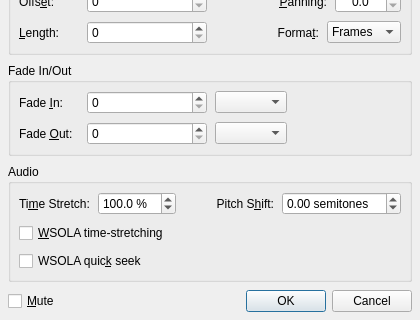
Before: the Qt Designer form src/qtractorClipForm.ui in rncbc/qtractor, drawn with Qt 5; both pictures show x 0 to 420 and y 220 to 540 of the 420 by 540 pixel window.
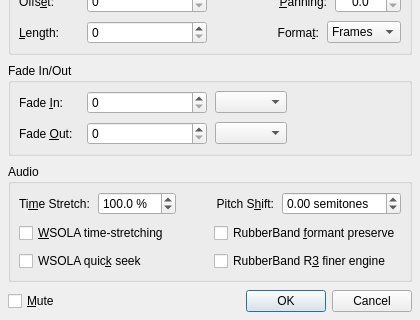
After: the same form once the commit is applied. Icons and pictures are not drawn. Custom widgets are drawn as their Qt base class.

Commit message: - Specific to (lib)RubberBand time-stretching and pitch-shifting,   formant preserve and finer (R3) engine processing are now added   to audio clip/playback options. (EXPERIMENTAL)

```diff
--- a/src/qtractorClipForm.ui
+++ b/src/qtractorClipForm.ui
@@ -571,7 +571,7 @@
         </property>
        </widget>
       </item>
-      <item row="1" column="0" colspan="4">
+      <item row="1" column="0" colspan="2">
        <widget class="QCheckBox" name="WsolaTimeStretchCheckBox">
         <property name="font">
          <font>
@@ -587,7 +587,23 @@
         </property>
        </widget>
       </item>
-      <item row="2" column="0" colspan="4">
+      <item row="1" column="3" colspan="2">
+       <widget class="QCheckBox" name="RubberBandFormantCheckBox">
+        <property name="font">
+         <font>
+          <weight>50</weight>
+          <bold>false</bold>
+         </font>
+        </property>
+        <property name="toolTip">
+         <string>Whether to use RubberBand formant preserve</string>
+        </property>
+        <property name="text">
+         <string>RubberBand &amp;formant preserve</string>
+        </property>
+       </widget>
+      </item>
+      <item row="2" column="0" colspan="2">
        <widget class="QCheckBox" name="WsolaQuickSeekCheckBox">
         <property name="font">
          <font>
@@ -603,6 +619,22 @@
         </property>
        </widget>
       </item>
+      <item row="2" column="3" colspan="2">
+       <widget class="QCheckBox" name="RubberBandFinerR3CheckBox">
+        <property name="font">
+         <font>
+          <weight>50</weight>
+          <bold>false</bold>
+         </font>
+        </property>
+        <property name="toolTip">
+         <string>Whether to use RubberBand R3 finer engine</string>
+        </property>
+        <property name="text">
+         <string>RubberBand R&amp;3 finer engine</string>
+        </property>
+       </widget>
+      </item>
      </layout>
     </widget>
    </item>
```
Left out of the diff: 4 changed lines with no effect on the pictures. The commit also changes 27 other files.
